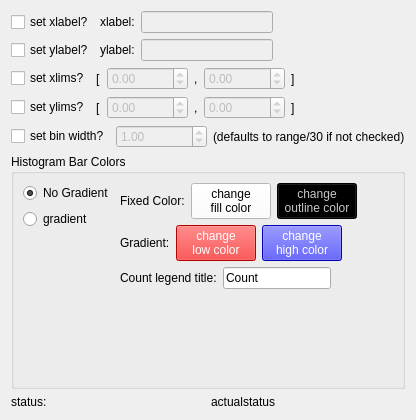
Qt form histogram_page.ui (gdietz/OpenMEE) before a commit.
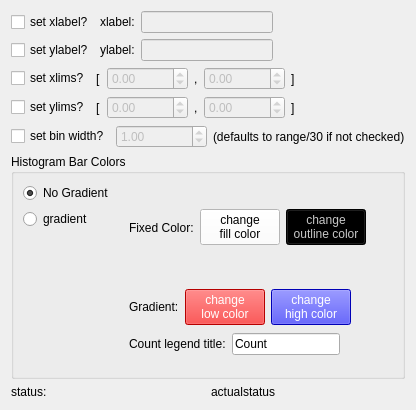
The same form after that commit.

Commit message: save histogram and scatterplot, default axis labels

```diff
--- a/histogram_page.ui
+++ b/histogram_page.ui
@@ -7,7 +7,7 @@
     <x>0</x>
     <y>0</y>
     <width>416</width>
-    <height>420</height>
+    <height>410</height>
    </rect>
   </property>
   <property name="windowTitle">
@@ -305,7 +305,13 @@
     </layout>
    </item>
    <item>
-    <widget class="QGroupBox" name="groupBox">
+    <widget class="QGroupBox" name="hist_colors_groupbox">
+     <property name="sizePolicy">
+      <sizepolicy hsizetype="Minimum" vsizetype="Minimum">
+       <horstretch>0</horstretch>
+       <verstretch>0</verstretch>
+      </sizepolicy>
+     </property>
      <property name="title">
       <string>Histogram Bar Colors</string>
      </property>
@@ -337,10 +343,13 @@
           <property name="orientation">
            <enum>Qt::Vertical</enum>
           </property>
+          <property name="sizeType">
+           <enum>QSizePolicy::Expanding</enum>
+          </property>
           <property name="sizeHint" stdset="0">
            <size>
-            <width>20</width>
-            <height>40</height>
+            <width>0</width>
+            <height>0</height>
            </size>
           </property>
          </spacer>
@@ -350,6 +359,13 @@
       <item>
        <layout class="QVBoxLayout" name="verticalLayout">
         <item>
+         <widget class="QWidget" name="fixed_color_widget" native="true">
+          <property name="sizePolicy">
+           <sizepolicy hsizetype="Minimum" vsizetype="Minimum">
+            <horstretch>0</horstretch>
+            <verstretch>0</verstretch>
+           </sizepolicy>
+          </property>
          <layout class="QHBoxLayout" name="fixed_color_layout">
           <item>
            <widget class="QLabel" name="label_6">
@@ -389,15 +405,23 @@
             </property>
             <property name="sizeHint" stdset="0">
              <size>
-              <width>40</width>
-              <height>20</height>
+               <width>0</width>
+               <height>0</height>
              </size>
             </property>
            </spacer>
           </item>
          </layout>
+         </widget>
         </item>
         <item>
+         <widget class="QWidget" name="gradient_widget" native="true">
+          <property name="sizePolicy">
+           <sizepolicy hsizetype="Minimum" vsizetype="Minimum">
+            <horstretch>0</horstretch>
+            <verstretch>0</verstretch>
+           </sizepolicy>
+          </property>
          <layout class="QVBoxLayout" name="gradient_layout">
           <item>
            <layout class="QHBoxLayout" name="horizontalLayout_6">
@@ -437,8 +461,8 @@
               </property>
               <property name="sizeHint" stdset="0">
                <size>
-                <width>40</width>
-                <height>20</height>
+                 <width>0</width>
+                 <height>0</height>
                </size>
               </property>
              </spacer>
@@ -468,8 +492,8 @@
               </property>
               <property name="sizeHint" stdset="0">
                <size>
-                <width>40</width>
-                <height>20</height>
+                 <width>0</width>
+                 <height>0</height>
                </size>
               </property>
              </spacer>
@@ -477,19 +501,7 @@
            </layout>
           </item>
          </layout>
-        </item>
-        <item>
-         <spacer name="verticalSpacer">
-          <property name="orientation">
-           <enum>Qt::Vertical</enum>
-          </property>
-          <property name="sizeHint" stdset="0">
-           <size>
-            <width>20</width>
-            <height>40</height>
-           </size>
-          </property>
-         </spacer>
+         </widget>
         </item>
        </layout>
       </item>
```
Lines whose indentation alone changed are shown as unchanged. The commit also changes 5 other files.
